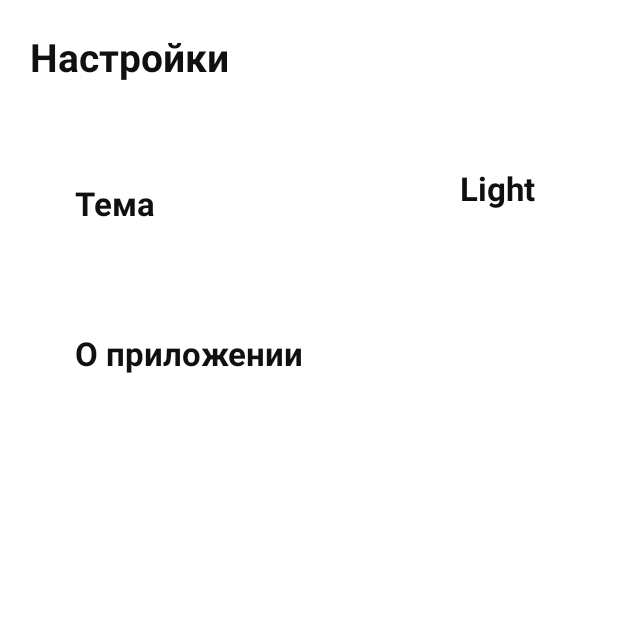
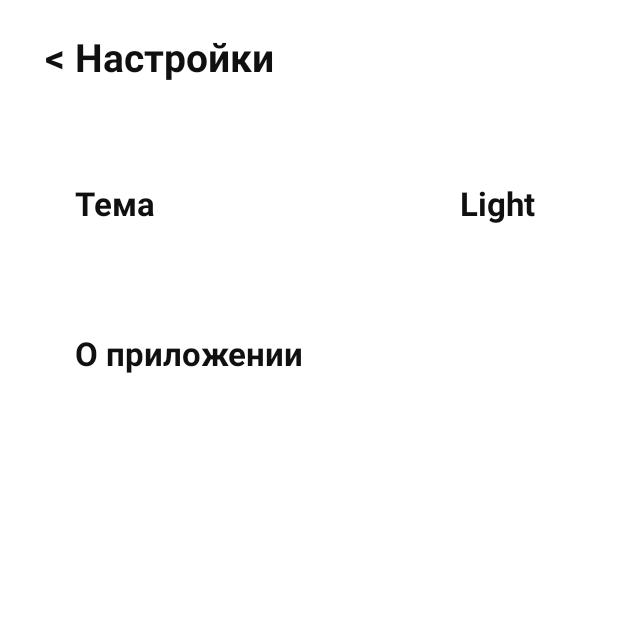
Before and after one commit to NI-Corp/NI-Organizer, an Android app: the SettingsActivity screen opened directly, with no data from a screen before it, on a phone screen of 412 x 824 dp, the top half of it. Run offline under Robolectric (Android 15) with nearby library versions, the phone set to English and light mode, and no system bars.

Commit message:
some changes

```diff
--- a/app/src/main/java/com/nicorp/organizer/SettingsActivity.java
+++ b/app/src/main/java/com/nicorp/organizer/SettingsActivity.java
@@ -6,6 +6,7 @@ import android.view.View;
 import android.widget.AdapterView;
 import android.widget.ArrayAdapter;
 import android.widget.Spinner;
+import android.widget.TextView;
 
 import androidx.activity.EdgeToEdge;
 import androidx.appcompat.app.AppCompatActivity;
@@ -38,6 +39,10 @@ public class SettingsActivity extends AppCompatActivity {
         // Initialize UI elements
         Spinner spinner = findViewById(R.id.themeSpinner);
         ConstraintLayout aboutLayout = findViewById(R.id.aboutLayout);
+        TextView settingsTitle = findViewById(R.id.settingsTitle);
+
+        // Set click listener for settings title to return to main screen
+        settingsTitle.setOnClickListener(v -> finish());
 
         // Set click listener for About section
         aboutLayout.setOnClickListener(v -> {
--- a/app/src/main/java/com/nicorp/organizer/TasksAdapter.java
+++ b/app/src/main/java/com/nicorp/organizer/TasksAdapter.java
@@ -37,6 +37,10 @@ public class TasksAdapter extends RecyclerView.Adapter<TasksAdapter.TaskViewHold
         holder.description.setText(task.getDescription());
         holder.taskTime.setText(formatTime(task.getDateTime()));
         holder.itemColor.setBackgroundColor(task.getColor());
+
+        // test
+        holder.remainingTime.setVisibility(View.GONE);
+        // TODO: task remainingTime work correct
 
         holder.taskMainLayout.setOnClickListener(v -> {
             // Go to the task details screen with putExtra params
--- a/app/src/main/res/layout/activity_settings.xml
+++ b/app/src/main/res/layout/activity_settings.xml
@@ -9,12 +9,12 @@
     android:background="?attr/colorBackground">
 
     <TextView
-        android:id="@+id/titleTextView"
+        android:id="@+id/settingsTitle"
         android:layout_width="wrap_content"
         android:layout_height="wrap_content"
-        android:layout_marginStart="20dp"
+        android:layout_marginStart="30dp"
         android:layout_marginTop="20dp"
-        android:text="Настройки"
+        android:text="&lt; Настройки"
         android:textColor="?attr/colorText"
         android:textSize="26sp"
         android:textStyle="bold"
@@ -30,7 +30,7 @@
         android:orientation="vertical"
         app:layout_constraintEnd_toEndOf="parent"
         app:layout_constraintStart_toStartOf="parent"
-        app:layout_constraintTop_toBottomOf="@+id/titleTextView">
+        app:layout_constraintTop_toBottomOf="@+id/settingsTitle">
 
         <androidx.constraintlayout.widget.ConstraintLayout
             android:layout_width="match_parent"
--- a/app/src/main/res/layout/spinner_item.xml
+++ b/app/src/main/res/layout/spinner_item.xml
@@ -2,8 +2,9 @@
 <TextView xmlns:android="http://schemas.android.com/apk/res/android"
     android:layout_width="match_parent"
     android:layout_height="60dp"
-    android:gravity="left"
+    android:gravity="center"
     android:padding="5dip"
+    android:text="dsffds"
     android:textColor="?attr/colorText"
     android:textSize="22sp"
     android:textStyle="bold" />
```
